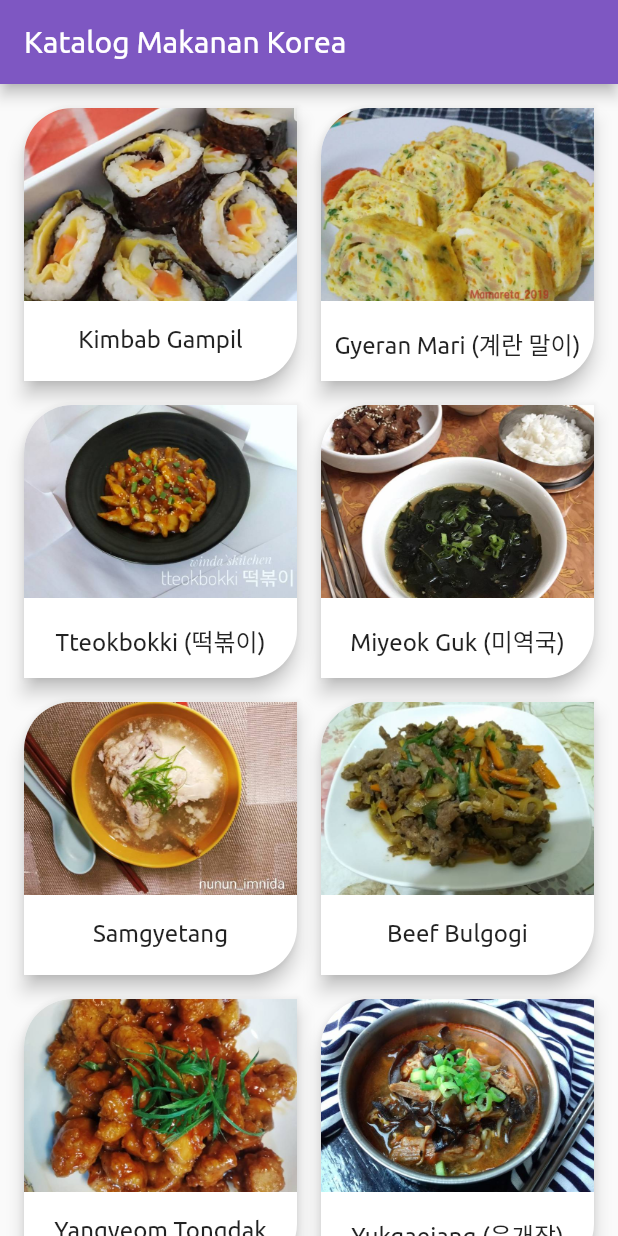
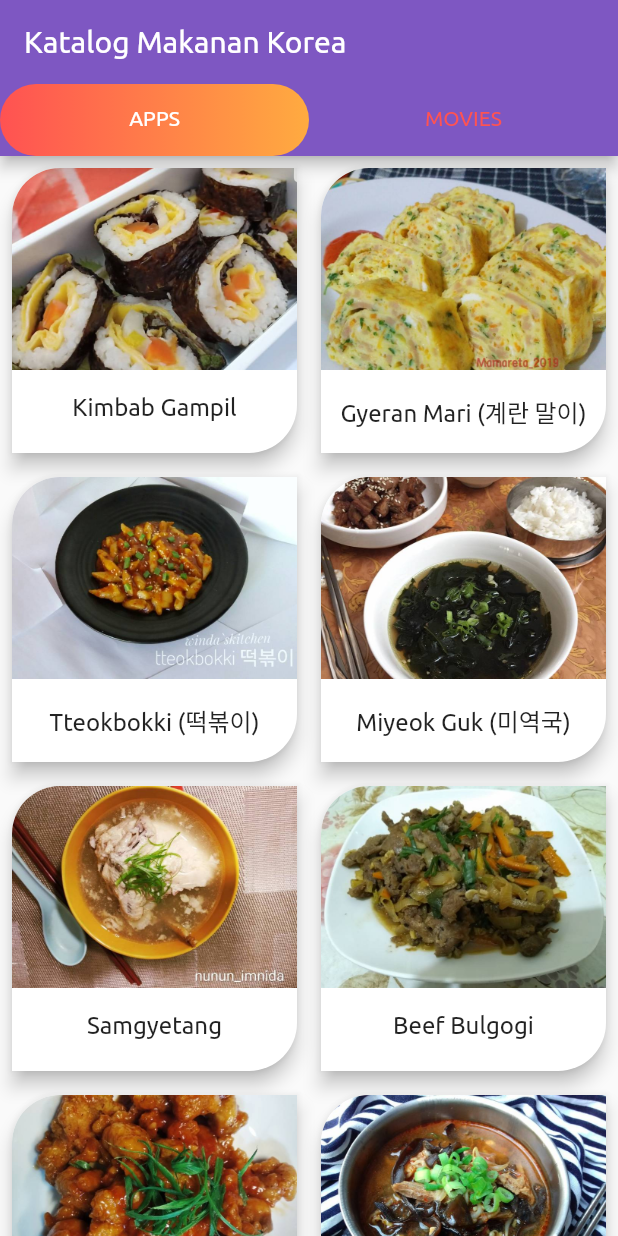
Before and after one commit to donimst/flutter-cookpad-recipes, a Flutter app: the screen it shows after launch, on a phone screen of 412 x 824 dp. Run offline on Flutter 3.47's test engine with Material 2 defaults, Android fonts, the phone set to English and light mode, and no system bars.

Commit message:
Added tabBar

```diff
--- a/assets/recipes.json
+++ b/assets/breakfast.json
@@ -48,5 +48,10 @@
     "strName": "Dakgangjeong",
     "strImage": "dakgangjeong.jpg",
     "strIngredients": "250 gr fillet ayam, potong kotak2 \n1 bh bawang bombay, iris besar \n4 siung bawang putih, geprek cincang \n2 ruas jari jahe, geprek (kalau dicincang 1 ruas saja) \n1 btr telur, kocok lepas (untuk pelapis) \nSejumput garam \nSejumput merica \n1/2 sdt wijen, sangrai (untuk taburan) \nSecukupnya minyak goreng \n\nTepung pelapis : \n5 sdm tepung terigu serbaguna \n1 sdm tepung maizena \n1/4 sdt bawang putih bubuk \n1/4 sdt garam \n1/4 sdt merica bubuk \n\nCampuran saus : \n3 sdm saus sambal \n1 sdm saus tiram \n1 sdm kecap manis \n1 sdm madu \n1/2 sdm cabe bubuk"
+  },
+  {
+    "strName": "Jjajangmyeon (짜장면)",
+    "strImage": "jjajangmyeon.jpg",
+    "strIngredients": "1 keping mie telor, rebus dan tiriskan \n1 buah sosis ayam, potong dadu \nsecukupnya ayam suwir \nsecukupnya wortel dan timun jepang potong dadu \n2 sdm bumbu rawon instan \n2 sdm kecap manis \nsecukupnya gula, garam, merica bubuk, dan kaldu bubuk \n1/2 sdm maizena, larutkan dengan air \nsecukupnya air \nsedikit minyak wijen dan minyak goreng \n\nBumbu halus: \n3 siung bawang merah \n1 siung bawang putih \n1 buah cabe merah \n5 buah cabe rawit \n\nPelengkap: \ntimun dan wortel, iris tipis memanjang \nwijen yang sudah disangrai"
   }
 ]
--- a/lib/main.dart
+++ b/lib/main.dart
@@ -1,23 +1,11 @@
 import 'dart:convert';
 import 'package:flutter/material.dart';
-import 'package:recipes_app/ui/detail_page.dart';
 import 'package:recipes_app/models/recipes.dart';
 import 'package:recipes_app/ui/recipe_list.dart';
 
-void main() => runApp(new MyApp());
+void main() => runApp(MyApp());
 
 class MyApp extends StatelessWidget {
-  List data;
-
-  List<Recipes> parseJson(String response) {
-    if (response == null) {
-      return [];
-    }
-    final parsed =
-        json.decode(response.toString()).cast<Map<String, dynamic>>();
-    return parsed.map<Recipes>((json) => new Recipes.fromJson(json)).toList();
-  }
-
   @override
   Widget build(BuildContext context) {
     return new MaterialApp(
@@ -27,24 +15,83 @@ class MyApp extends StatelessWidget {
           primaryColor: Color(0xff7e57c2),
           accentColor: Color(0xffd1c4e9),
           fontFamily: 'Ubuntu'),
-      home: new Scaffold(
-          appBar: new AppBar(
-            title: const Text('Katalog Makanan Korea'),
-          ),
-          body: Container(
-            child: Center(
-              child: FutureBuilder(
-                future: DefaultAssetBundle.of(context)
-                    .loadString('assets/recipes.json'),
-                builder: (context, snapshot) {
-                  List<Recipes> recipes = parseJson(snapshot.data.toString());
-                  return recipes.isEmpty
-                      ? new Center(child: CircularProgressIndicator())
-                      : new RecipeList(recipes: recipes);
-                },
-              ),
-            ),
-          )),
+      home: HomePage(title: 'Katalog Makanan Korea'),
     );
   }
 }
+
+class HomePage extends StatefulWidget {
+  final String title;
+  HomePage({Key key, this.title}) : super(key: key);
+
+  @override
+  _HomePageState createState() => _HomePageState();
+}
+
+class _HomePageState extends State<HomePage> {
+  List<Recipes> parseJson(String response) {
+    if (response == null) {
+      return [];
+    }
+    final parsed =
+        json.decode(response.toString()).cast<Map<String, dynamic>>();
+    return parsed.map<Recipes>((json) => Recipes.fromJson(json)).toList();
+  }
+
+  @override
+  Widget build(BuildContext context) {
+    return DefaultTabController(
+        length: 2,
+        child: Scaffold(
+          appBar: AppBar(
+            title: Text(widget.title),
+            bottom: TabBar(
+                unselectedLabelColor: Colors.redAccent,
+                indicatorSize: TabBarIndicatorSize.tab,
+                indicator: BoxDecoration(
+                    gradient: LinearGradient(
+                        colors: [Colors.redAccent, Colors.orangeAccent]),
+                    borderRadius: BorderRadius.circular(50),
+                    color: Colors.redAccent),
+                tabs: [
+                  Tab(
+                    child: Align(
+                      alignment: Alignment.center,
+                      child: Text("APPS"),
+                    ),
+                  ),
+                  Tab(
+                    child: Align(
+                      alignment: Alignment.center,
+                      child: Text("MOVIES"),
+                    ),
+                  ),
+                ]),
+          ),
+          body: TabBarView(
+            children: [
+              FutureBuilder(
+                future: DefaultAssetBundle.of(context)
+                    .loadString('assets/breakfast.json'),
+                builder: (context, snapshot) {
+                  List<Recipes> breakfast = parseJson(snapshot.data.toString());
+                  return breakfast.isEmpty
+                      ? Center(child: CircularProgressIndicator())
+                      : RecipeList(recipes: breakfast);
+                },
+              ),
+              FutureBuilder(
+                future: DefaultAssetBundle.of(context)
+                    .loadString('assets/dessert.json'),
+                builder: (context, snapshot) {
+                  List<Recipes> dessert = parseJson(snapshot.data.toString());
+                  return dessert.isEmpty
+                      ? Center(child: CircularProgressIndicator())
+                      : RecipeList(recipes: dessert);
+                },
+              ),
+            ],
+          ),
+        ));
+  }
+}
--- a/lib/models/recipes.dart
+++ b/lib/models/recipes.dart
@@ -6,7 +6,7 @@ class Recipes {
   Recipes({this.name, this.imagePath, this.ingredients});
 
   factory Recipes.fromJson(Map<String, dynamic> json) {
-    return new Recipes(
+    return Recipes(
       name: json['strName'] as String,
       imagePath: json['strImage'] as String,
       ingredients: json['strIngredients'] as String,
--- a/lib/ui/recipe_list.dart
+++ b/lib/ui/recipe_list.dart
@@ -8,13 +8,12 @@ class RecipeList extends StatelessWidget {
 
   Widget build(BuildContext context) {
     return GridView.builder(
-      padding: EdgeInsets.all(8),
       itemCount: recipes == null ? 0 : recipes.length,
       gridDelegate:
-          new SliverGridDelegateWithFixedCrossAxisCount(crossAxisCount: 2),
+          SliverGridDelegateWithFixedCrossAxisCount(crossAxisCount: 2),
       itemBuilder: (context, index) {
-        return new GestureDetector(
-          child: new Card(
+        return GestureDetector(
+          child: Card(
             elevation: 5.0,
             margin: EdgeInsets.all(8),
             shape: RoundedRectangleBorder(
@@ -23,7 +22,7 @@ class RecipeList extends StatelessWidget {
                   bottomRight: Radius.circular(32.0)),
             ),
             borderOnForeground: true,
-            child: new Column(
+            child: Column(
               crossAxisAlignment: CrossAxisAlignment.stretch,
               mainAxisSize: MainAxisSize.min,
               verticalDirection: VerticalDirection.down,
@@ -32,9 +31,12 @@ class RecipeList extends StatelessWidget {
                   borderRadius: BorderRadius.only(
                     topLeft: Radius.circular(32.0),
                   ),
-                  child: Image.asset(
-                      'assets/images/${recipes[index].imagePath}',
-                      fit: BoxFit.fill),
+                  child: Hero(
+                    child: Image.asset(
+                        'assets/images/${recipes[index].imagePath}',
+                        fit: BoxFit.fill),
+                    tag: 'Recipes$index',
+                  ),
                 ),
                 Padding(
                   padding: EdgeInsets.only(top: 16),
@@ -55,6 +57,7 @@ class RecipeList extends StatelessWidget {
               context,
               MaterialPageRoute(
                 builder: (context) => DetailPage(
+                    id: index,
                     itemName: recipes[index].name,
                     imagePath: recipes[index].imagePath,
                     ingredients: recipes[index].ingredients),
```
Also changed, not shown: assets/dessert.json (added, +57 -0 lines), lib/ui/detail_page.dart (+17 -7 lines), pubspec.yaml (+14 -1 lines), assets/images/bungeoppang.jpg (added), assets/images/chamchijeon.jpg (added), assets/images/enoki_jeon.jpg (added), assets/images/eomuk.jpg (added), assets/images/gamjajeon.jpg (added), assets/images/garaetteok.jpg (added), assets/images/hotteok.jpg (added), assets/images/jjajangmyeon.jpg (added), assets/images/odeng.jpg (added), assets/images/pajeon.jpg (added), assets/images/songpyeon.jpg (added), 2 more files, 1 other file.
